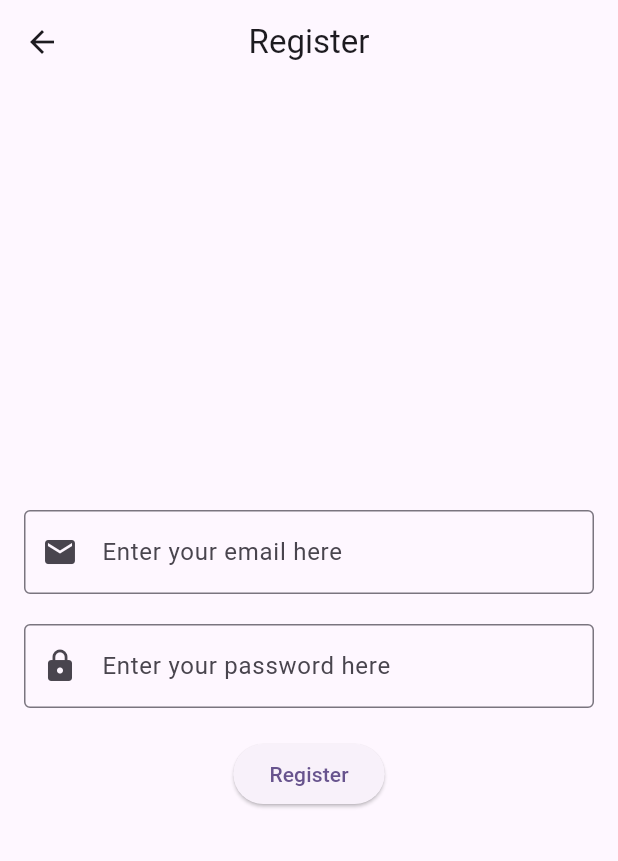
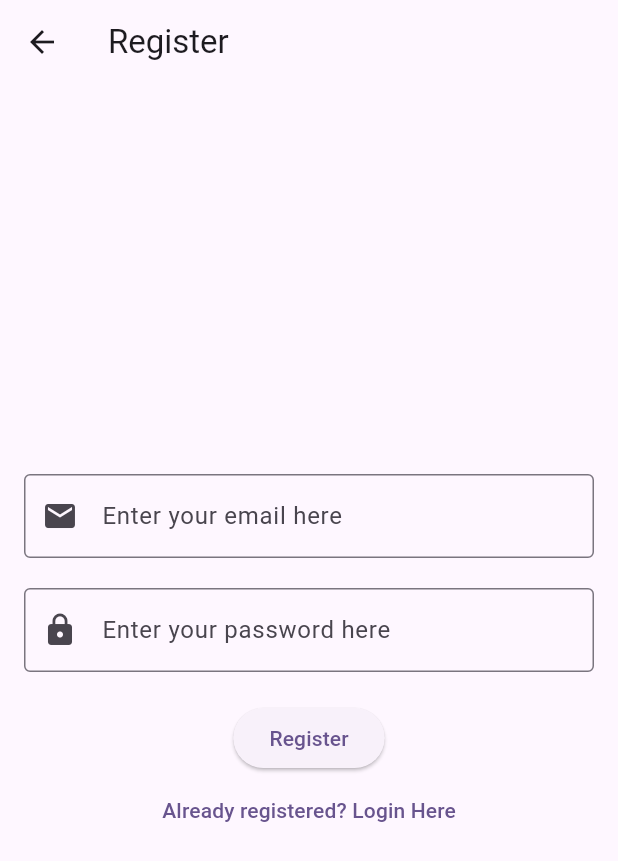
Before and after one commit to Adarsh-Dev-Singh/deathnote-0, a Flutter app: the RegisterView screen opened directly, on a phone screen of 412 x 824 dp. Shown: the top 861 px of the screen. Run offline on Flutter 3.47's test engine with Material 3 defaults, Android fonts, the phone set to English and light mode, and no system bars; our stand-ins replace firebase_auth, firebase_core; accounts and stored records are empty.

Commit message:
login signup as scaffold

```diff
--- a/Ansh/deathnote/lib/views/register_view.dart
+++ b/Ansh/deathnote/lib/views/register_view.dart
@@ -1,7 +1,4 @@
-
-import 'package:deathnote/firebase_options.dart';
 import 'package:firebase_auth/firebase_auth.dart';
-import 'package:firebase_core/firebase_core.dart';
 import 'package:flutter/material.dart';
 
 class RegisterView extends StatefulWidget {
@@ -32,18 +29,9 @@ class _RegisterViewState extends State<RegisterView> {
   @override
   Widget build(BuildContext context) {
     return Scaffold(
-      appBar: AppBar(
-        title: const Text('Register'),
-        centerTitle: true,
-      ),
-      body: FutureBuilder(
-        future: Firebase.initializeApp(
-          options: DefaultFirebaseOptions.currentPlatform,
-        ),
-        builder: (context, snapshot) {
-          switch (snapshot.connectionState) {
-            case ConnectionState.done:
-              return Padding(
+      appBar: AppBar(title: const Text('Register'),),
+
+    body : Padding(
                 padding: const EdgeInsets.all(16.0),
                 child: Column(
                   mainAxisAlignment: MainAxisAlignment.center,
@@ -96,14 +84,13 @@ class _RegisterViewState extends State<RegisterView> {
                       },
                       child: const Text('Register'),
                     ),
+                    TextButton(onPressed: (){
+                      Navigator.of(context).pushNamedAndRemoveUntil('/login/', (route)=>false,);
+                    },
+                    child: Text('Already registered? Login Here'),)
                   ],
                 ),
+              )
               );
-            default:
-              return const Center(child: CircularProgressIndicator());
-          }
-        },
-      ),
-    );
   }
 }
```
Also changed, not shown: Ansh/deathnote/lib/main.dart (+14 -48 lines), Ansh/deathnote/lib/views/login_view.dart (+7 -20 lines), Ansh/deathnote/lib/views/verify_email_view.dart (added, +29 -0 lines).
